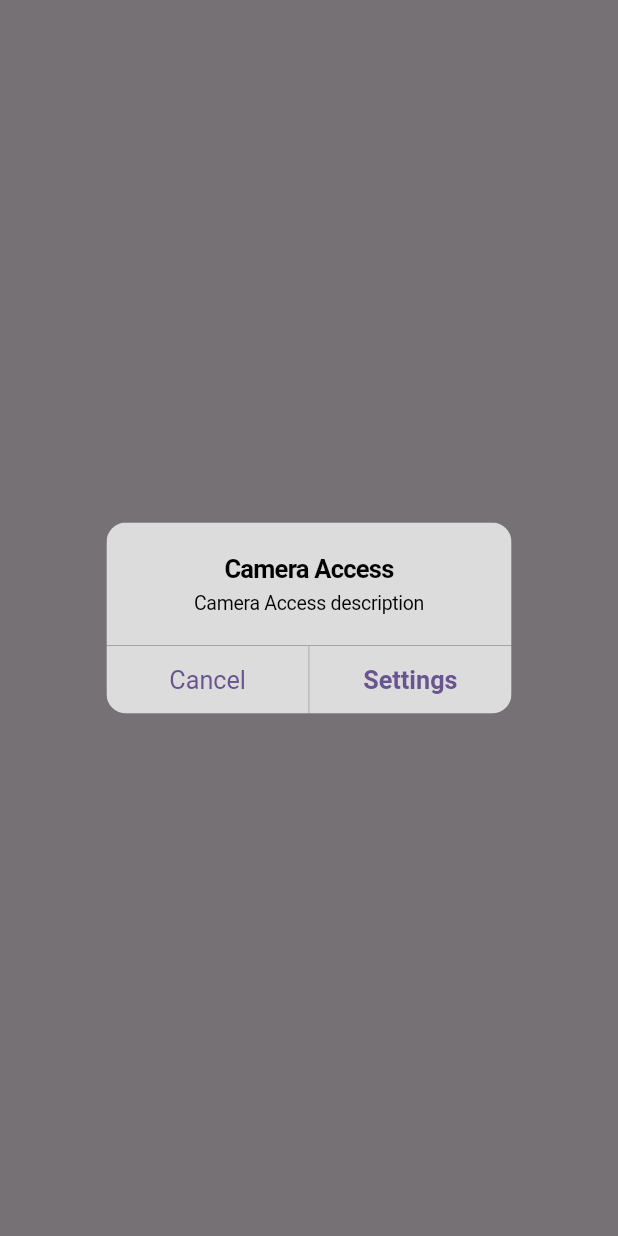
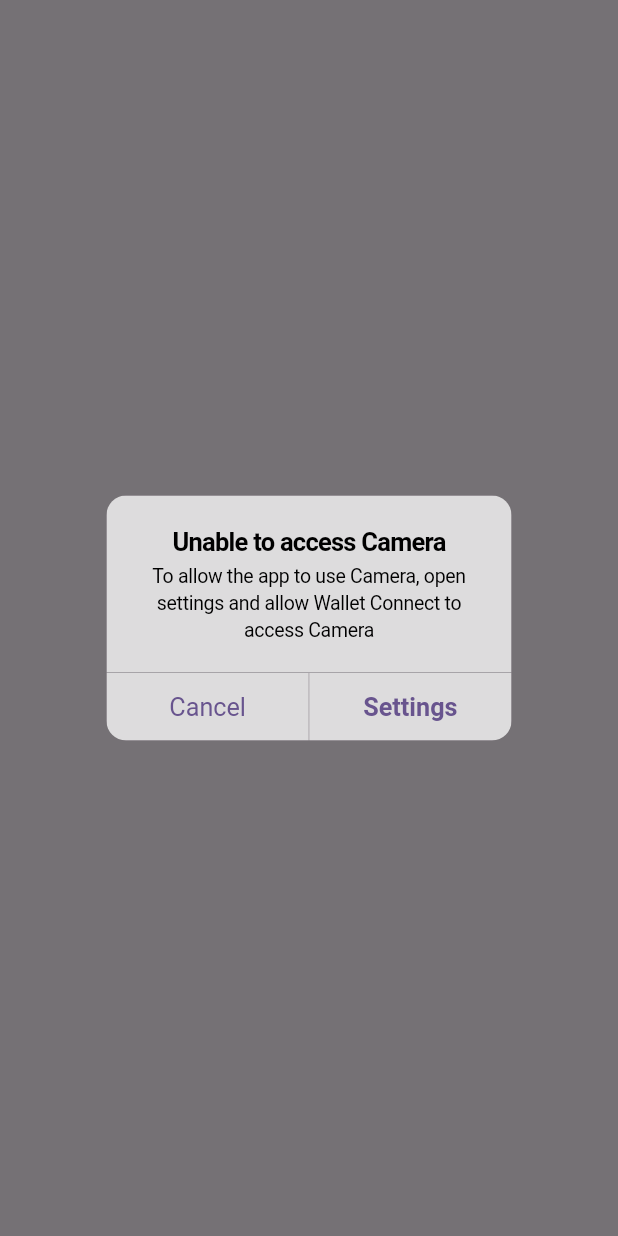
Before and after one commit to harpreetseera/wallet-connect_poc, a Flutter app: what showPermissionDialog() shows on an empty page, opened directly, on a phone screen of 412 x 824 dp. Run offline on Flutter 3.47's test engine with Material 2 defaults, Android fonts, the phone set to English and light mode, and no system bars; our stand-ins replace flutter_mobx, get_it, mobx; missing offline and left inert: app_settings, qr_code_scanner, walletconnect_flutter_v2; generated files the repository leaves out were written again.

Commit message:
method extractions and code cleanup

```diff
--- a/lib/app_data.dart
+++ b/lib/app_data.dart
@@ -1,11 +1,28 @@
 import 'package:flutter/material.dart';
 
 class AppData {
+  // Theme configs
   static ThemeData appTheme = ThemeData(
     colorScheme: ColorScheme.fromSeed(seedColor: Colors.deepPurple),
     useMaterial3: true,
   );
 
+  /// Wallet connect configs
+  static const String wcRelayUrl = 'wss://relay.walletconnect.com';
+
+  static const String projectId = "Dummy123";
+
+  static const String wcPairingName = 'WC Pairing';
+
+  static const String wcPairingDesc =
+      'A wallet that can be requested to sign transactions';
+
+  static const String wcAppUrl = 'https://walletconnect.com';
+
+  static const String wcAppIconUrl =
+      'https://avatars.githubusercontent.com/u/37784886';
+
+  /// App String extractions
   static const String scanToolTip = 'Scan QR to pair';
 
   static const String appTitle = 'WC Pairing';
@@ -26,18 +43,17 @@
 
   static const String pairingDetailsText = "Pairing Details";
 
-  /// Wallet connect configs
-  static const String wcRelayUrl = 'wss://relay.walletconnect.com';
+  static const String scanHeadingText = "'Scan QR to Pair'";
 
-  static const String projectId = "Dummy123";
+  static const String qrScanDescription =
+      "Place your QR code within the given area to pair with the dapp";
 
-  static const String wcPairingName = 'WC Pairing';
+  static const String cancelText = "Cancel";
 
-  static const String wcPairingDesc =
-      'A wallet that can be requested to sign transactions';
+  static const String settingsText = "Settings";
 
-  static const String wcAppUrl = 'https://walletconnect.com';
+  static const String cameraAccessText = "Unable to access Camera";
 
-  static const String wcAppIconUrl =
-      'https://avatars.githubusercontent.com/u/37784886';
+  static const String cameraAccessDescText =
+      "To allow the app to use Camera, open settings and allow Wallet Connect to access Camera";
 }
--- a/lib/screens/wallet_connect_qr_screen.dart
+++ b/lib/screens/wallet_connect_qr_screen.dart
@@ -1,10 +1,10 @@
 import 'dart:io';
 
-import 'package:app_settings/app_settings.dart';
-import 'package:flutter/cupertino.dart';
 import 'package:flutter/material.dart';
 import 'package:qr_code_scanner/qr_code_scanner.dart';
+import 'package:wallet_connect_poc/app_data.dart';
 import 'package:wallet_connect_poc/mixin/dialog_mixin.dart';
+import 'package:wallet_connect_poc/widgets/dialog/dialog.dart';
 
 class WalletConnectQRScreen extends StatefulWidget {
   const WalletConnectQRScreen({super.key});
@@ -33,7 +33,7 @@
     return Scaffold(
       appBar: AppBar(
         centerTitle: true,
-        title: const Text('Scan QR to Pair'),
+        title: const Text(AppData.scanHeadingText),
       ),
       body: Column(
         children: <Widget>[
@@ -65,7 +65,7 @@
                 child: Column(
                   children: [
                     Text(
-                      "Place your QR code within the given area to pair with the dapp",
+                      AppData.qrScanDescription,
                       style: TextStyle(
                         color: Theme.of(context).colorScheme.primary,
                         fontSize: 16,
@@ -112,36 +112,3 @@
     super.dispose();
   }
 }
-
-void showPermissionDialog(BuildContext context) {
-  showDialog(
-    context: context,
-    builder: (context) => CupertinoAlertDialog(
-      actions: [
-        CupertinoDialogAction(
-          isDefaultAction: false,
-          onPressed: () {
-            Navigator.of(context).pop();
-            Navigator.of(context).pop();
-          },
-          child: const Text("Cancel"),
-        ),
-        CupertinoDialogAction(
-          isDefaultAction: true,
-          onPressed: () async {
-            Navigator.of(context).pop();
-            AppSettings.openAppSettings();
-          },
-          child: const Text("Settings"
-              // style: textStyle,
-              ),
-        ),
-      ],
-      title: const Text("Camera Access"),
-      content: const Padding(
-        padding: EdgeInsets.symmetric(horizontal: 8.0),
-        child: Text("Camera Access description"),
-      ),
-    ),
-  );
-}
--- /dev/null
+++ b/lib/widgets/dialog/dialog.dart
@@ -0,0 +1,37 @@
+import 'package:app_settings/app_settings.dart';
+import 'package:flutter/cupertino.dart';
+import 'package:flutter/material.dart';
+import 'package:wallet_connect_poc/app_data.dart';
+
+void showPermissionDialog(BuildContext context) {
+  showDialog(
+    context: context,
+    builder: (context) => CupertinoAlertDialog(
+      actions: [
+        CupertinoDialogAction(
+          isDefaultAction: false,
+          onPressed: () {
+            Navigator.of(context).pop();
+            Navigator.of(context).pop();
+          },
+          child: const Text(AppData.cancelText),
+        ),
+        CupertinoDialogAction(
+          isDefaultAction: true,
+          onPressed: () async {
+            Navigator.of(context).pop();
+            AppSettings.openAppSettings();
+          },
+          child: const Text(AppData.settingsText
+              // style: textStyle,
+              ),
+        ),
+      ],
+      title: const Text(AppData.cameraAccessText),
+      content: const Padding(
+        padding: EdgeInsets.symmetric(horizontal: 8.0),
+        child: Text(AppData.cameraAccessDescText),
+      ),
+    ),
+  );
+}
```
